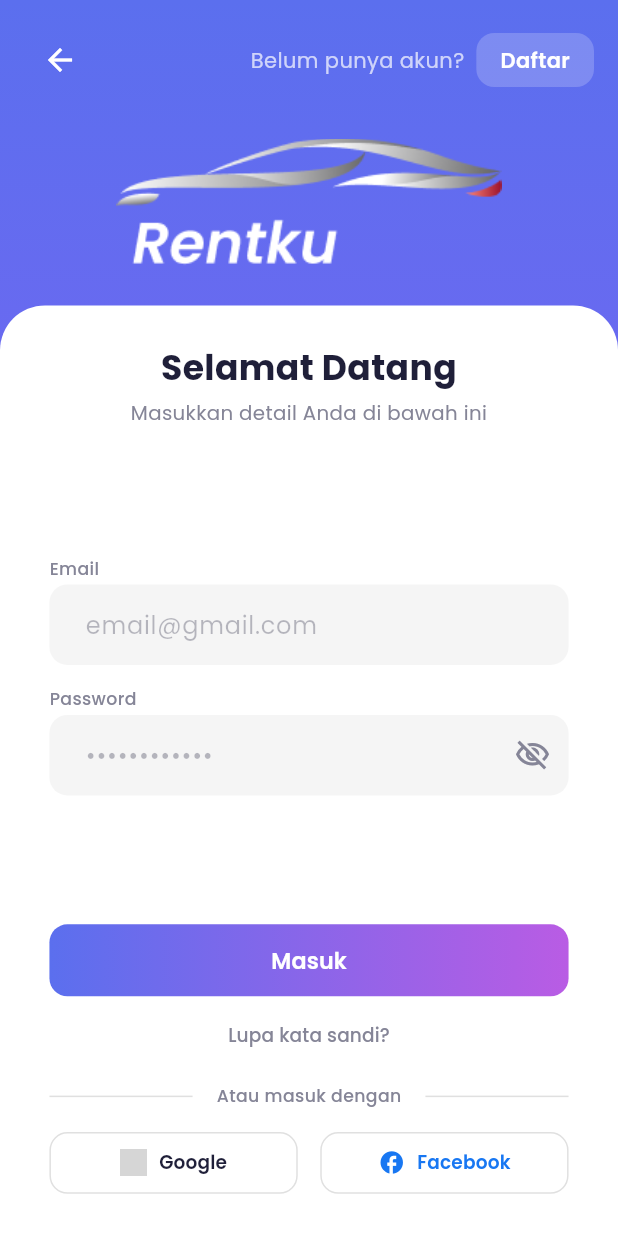
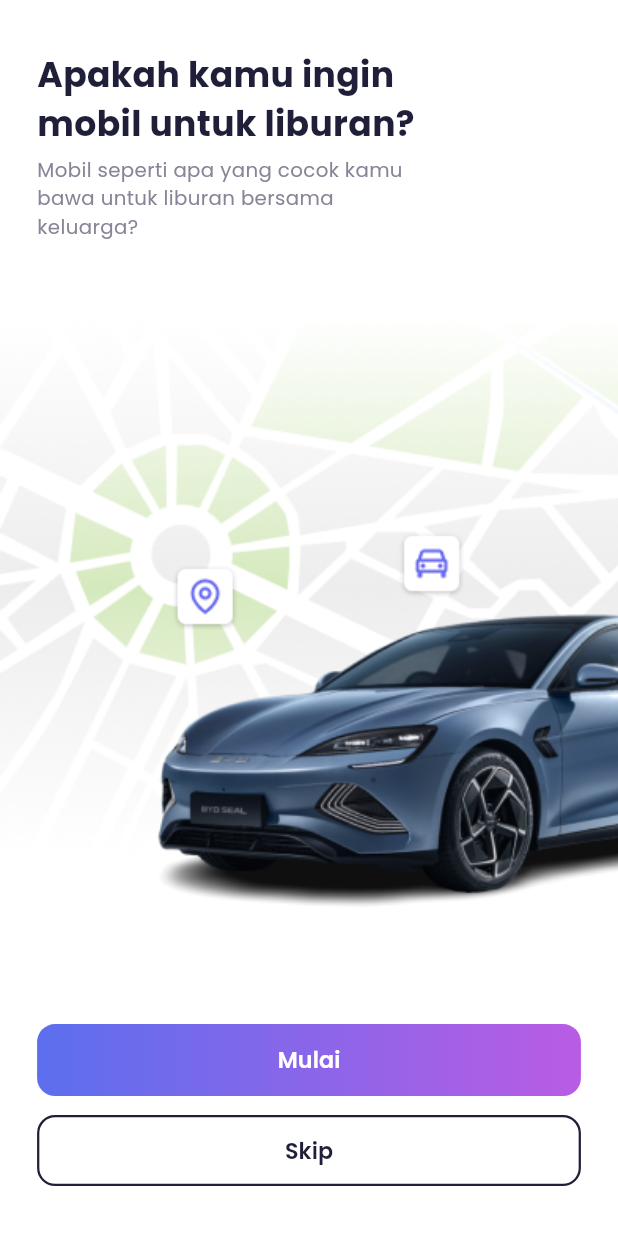
Before and after one commit to Why-sptr/Rent-App, a Flutter app: the screen it shows after launch, on a phone screen of 412 x 824 dp. Shown: the top 1233 px of the screen. Run offline on Flutter 3.47's test engine with Material 3 defaults, Android fonts, the phone set to English and light mode, and no system bars; our stand-ins replace google_fonts; grey boxes are pictures that could not be loaded.

Commit message:
feat: create onboarding

```diff
--- /dev/null
+++ b/lib/pages/onboarding_page.dart
@@ -0,0 +1,145 @@
+import 'package:flutter/material.dart';
+import 'package:rent_app/pages/login_page.dart';
+import 'package:rent_app/pages/main_page.dart';
+import 'package:rent_app/config/app_colors.dart';
+import 'package:rent_app/config/app_constants.dart';
+import 'package:rent_app/config/app_text_styles.dart';
+
+class OnboardingPage extends StatelessWidget {
+  const OnboardingPage({super.key});
+
+  @override
+  Widget build(BuildContext context) {
+    return Scaffold(
+      backgroundColor: AppColors.backgroundWhite,
+      body: SafeArea(
+        child: Column(
+          crossAxisAlignment: CrossAxisAlignment.start,
+          children: [
+            // Title Section with padding
+            Padding(
+              padding: EdgeInsets.symmetric(
+                horizontal: MediaQuery.of(context).size.width * 0.06,
+                vertical: MediaQuery.of(context).size.height * 0.04,
+              ),
+              child: Column(
+                crossAxisAlignment: CrossAxisAlignment.start,
+                children: [
+                  // Title
+                  SizedBox(
+                    width: MediaQuery.of(context).size.width * 0.7,
+                    child: Text(
+                      'Apakah kamu ingin mobil untuk liburan?',
+                      style: AppTextStyles.header(context),
+                    ),
+                  ),
+                  SizedBox(height: MediaQuery.of(context).size.height * AppConstants.spacingXSmall),
+
+                  // Subtitle
+                  SizedBox(
+                    width: MediaQuery.of(context).size.width * 0.65,
+                    child: Text(
+                      'Mobil seperti apa yang cocok kamu bawa untuk liburan bersama keluarga?',
+                      style: AppTextStyles.bodyMedium(context),
+                    ),
+                  ),
+                ],
+              ),
+            ),
+
+            // Image Section - Full width without padding
+            Expanded(
+              child: Container(
+                width: double.infinity,
+                child: Image.asset(
+                  'assets/images/onboarding.png',
+                  fit: BoxFit.fitWidth,
+                ),
+              ),
+            ),
+
+            // Buttons Section with padding
+            Padding(
+              padding: EdgeInsets.symmetric(
+                horizontal: MediaQuery.of(context).size.width * 0.06,
+                vertical: MediaQuery.of(context).size.height * 0.04,
+              ),
+              child: Column(
+                children: [
+                  // Mulai Button
+                  SizedBox(
+                    width: double.infinity,
+                    child: Container(
+                      decoration: BoxDecoration(
+                        gradient: AppColors.buttonGradient,
+                        borderRadius: BorderRadius.circular(AppConstants.borderRadiusMedium),
+                      ),
+                      child: ElevatedButton(
+                        onPressed: () {
+                          Navigator.pushReplacement(
+                            context,
+                            MaterialPageRoute(
+                              builder: (context) => const LoginPage(),
+                            ),
+                          );
+                        },
+                        style: ElevatedButton.styleFrom(
+                          backgroundColor: Colors.transparent,
+                          shadowColor: Colors.transparent,
+                          padding: EdgeInsets.symmetric(
+                            vertical: MediaQuery.of(context).size.height * 0.016,
+                          ),
+                          shape: RoundedRectangleBorder(
+                            borderRadius: BorderRadius.circular(AppConstants.borderRadiusMedium),
+                          ),
+                        ),
+                        child: Text(
+                          'Mulai',
+                          style: AppTextStyles.button(context),
+                        ),
+                      ),
+                    ),
+                  ),
+                  SizedBox(height: MediaQuery.of(context).size.height * 0.015),
+
+                  // Skip Button
+                  SizedBox(
+                    width: double.infinity,
+                    child: OutlinedButton(
+                      onPressed: () {
+                        Navigator.pushReplacement(
+                          context,
+                          MaterialPageRoute(
+                            builder: (context) => const MainPage(),
+                          ),
+                        );
+                      },
+                      style: OutlinedButton.styleFrom(
+                        padding: EdgeInsets.symmetric(
+                          vertical: MediaQuery.of(context).size.height * 0.016,
+                        ),
+                        side: const BorderSide(
+                          color: AppColors.textPrimary,
+                          width: 1.5,
+                        ),
+                        shape: RoundedRectangleBorder(
+                          borderRadius: BorderRadius.circular(AppConstants.borderRadiusMedium),
+                        ),
+                      ),
+                      child: Text(
+                        'Skip',
+                        style: AppTextStyles.button(context).copyWith(
+                          color: AppColors.textPrimary,
+                        ),
+                      ),
+                    ),
+                  ),
+                ],
+              ),
+            ),
+          ],
+        ),
+      ),
+    );
+  }
+}
--- a/lib/pages/splash_screen.dart
+++ b/lib/pages/splash_screen.dart
@@ -1,6 +1,6 @@
 import 'package:flutter/material.dart';
 import 'package:rent_app/config/app_colors.dart';
-import 'package:rent_app/pages/login_page.dart';
+import 'package:rent_app/pages/onboarding_page.dart';
 
 class SplashScreen extends StatefulWidget {
   const SplashScreen({super.key});
@@ -21,7 +21,7 @@
     if (mounted) {
       Navigator.pushReplacement(
         context,
-        MaterialPageRoute(builder: (context) => const LoginPage()),
+        MaterialPageRoute(builder: (context) => const OnboardingPage()),
       );
     }
   }
```
Also changed, not shown: assets/images/onboarding.png (added).
